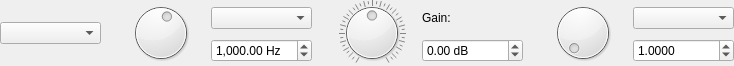
115dkk/EqualizerAPO-XT, file Editor/guis/BiQuadFilterGUI.ui: the form before one commit.
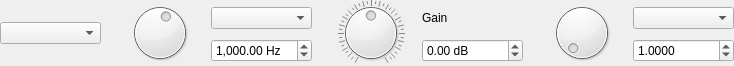
The form after the commit. Custom widgets are drawn as their Qt base class.

The edit to the form file:
```diff
--- a/Editor/guis/BiQuadFilterGUI.ui
+++ b/Editor/guis/BiQuadFilterGUI.ui
@@ -108,7 +108,7 @@
      </property>
      <property name="sizeHint" stdset="0">
       <size>
-       <width>10</width>
+       <width>8</width>
        <height>20</height>
       </size>
      </property>
@@ -186,7 +186,7 @@
       </sizepolicy>
      </property>
      <property name="text">
-      <string>Gain:</string>
+      <string>Gain</string>
      </property>
     </widget>
    </item>
@@ -206,7 +206,7 @@
      </property>
      <property name="sizeHint" stdset="0">
       <size>
-       <width>10</width>
+       <width>8</width>
        <height>20</height>
       </size>
      </property>
@@ -225,7 +225,7 @@
      </property>
      <property name="sizeHint" stdset="0">
       <size>
-       <width>10</width>
+       <width>8</width>
        <height>20</height>
       </size>
      </property>
@@ -239,6 +239,11 @@
    <extends>QDial</extends>
    <header>Editor/widgets/AudioKnob.h</header>
   </customwidget>
+  <customwidget>
+   <class>ValueScrubBox</class>
+   <extends>QDoubleSpinBox</extends>
+   <header>Editor/widgets/ValueScrubBox.h</header>
+  </customwidget>
  </customwidgets>
  <resources/>
  <connections/>
```
Left out of the diff: 6 changed lines with no effect on the pictures.
